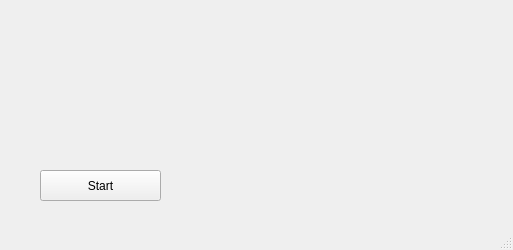
First picture: the form in ip-calc-qt-window/mainwindow.ui, repository A92LEKSANDR/ip-calc-qt, before the edit.
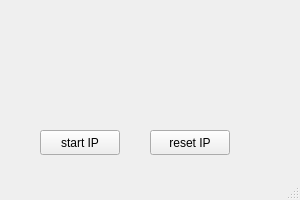
Second picture: the form after the edit. Icons and pictures are not drawn.

Patch:
```diff
--- a/ip-calc-qt-window/mainwindow.ui
+++ b/ip-calc-qt-window/mainwindow.ui
@@ -6,10 +6,16 @@
    <rect>
     <x>0</x>
     <y>0</y>
-    <width>513</width>
-    <height>250</height>
+    <width>300</width>
+    <height>200</height>
    </rect>
   </property>
+  <property name="maximumSize">
+   <size>
+    <width>400</width>
+    <height>300</height>
+   </size>
+  </property>
   <property name="windowTitle">
    <string>MainWindow</string>
   </property>
@@ -18,16 +24,26 @@
     <property name="geometry">
      <rect>
       <x>40</x>
-      <y>170</y>
-      <width>121</width>
-      <height>31</height>
+      <y>130</y>
+      <width>80</width>
+      <height>25</height>
      </rect>
     </property>
     <property name="text">
-     <string>Start</string>
+     <string>start IP</string>
     </property>
-    <property name="icon">
-     <iconset theme="QIcon::ThemeIcon::DocumentSend"/>
+   </widget>
+   <widget class="QPushButton" name="Reset">
+    <property name="geometry">
+     <rect>
+      <x>150</x>
+      <y>130</y>
+      <width>80</width>
+      <height>25</height>
+     </rect>
+    </property>
+    <property name="text">
+     <string>reset IP</string>
     </property>
    </widget>
   </widget>
```
Left out of the diff: 4 changed lines with no effect on the pictures.
